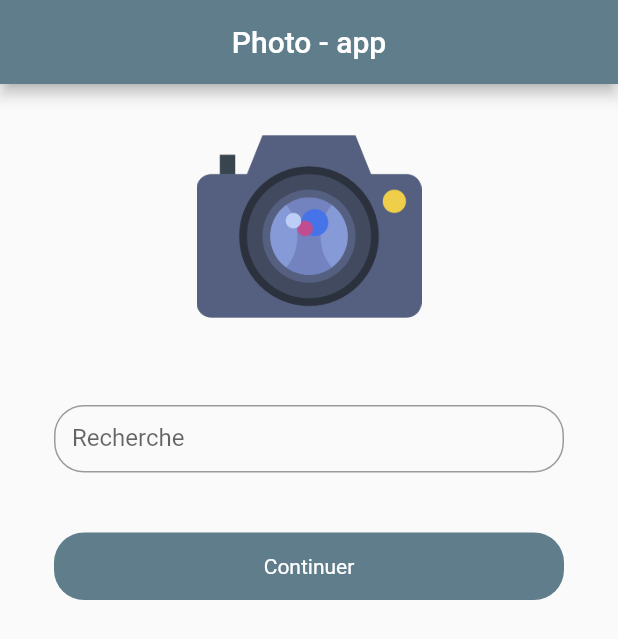
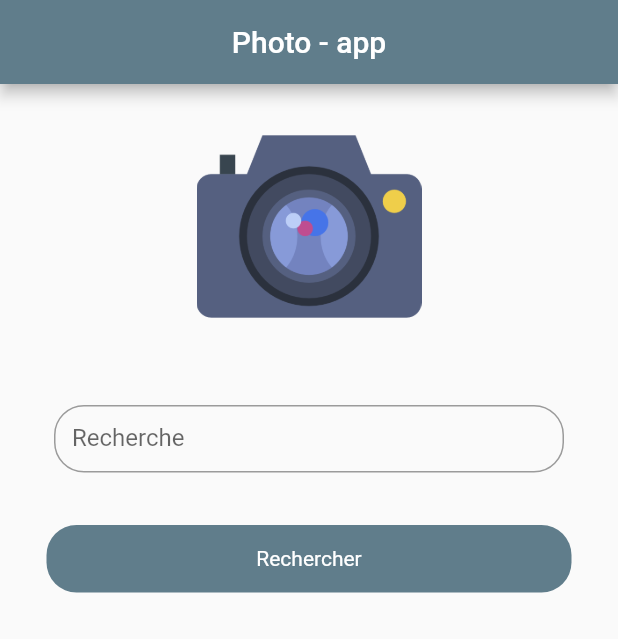
Before and after one commit to Asam237/photo_search, a Flutter app: the Accueil screen opened directly, on a phone screen of 412 x 824 dp. Shown: the top 639 px of the screen. Run offline on Flutter 3.47's test engine with Material 2 defaults, Android fonts, the phone set to English and light mode, and no system bars; Roboto replaces fonts that are missing (Schyler).

```diff
--- a/lib/main.dart
+++ b/lib/main.dart
@@ -7,7 +7,3 @@ void main() => runApp(
   debugShowCheckedModeBanner: false,
   )
 );
-
-class Urls{
-  static const URL_BASE = "https://pixabay.com/api/?key=11484437-f1fcd5e2fc8022a6d746b7022&q=yellow+flowers&image_type=photo&pretty=true";
-}
--- a/lib/screens/accueil.dart
+++ b/lib/screens/accueil.dart
@@ -2,11 +2,13 @@ import 'package:flutter/material.dart';
 import 'package:photo_search/screens/result.dart';
 
 class Accueil extends StatelessWidget {
-  TextEditingController _myController = TextEditingController();
+
+  final myController = TextEditingController();
   @override
   Widget build(BuildContext context) {
     return Scaffold(
       appBar: AppBar(
+
         backgroundColor: Colors.blueGrey,
         title: Text(
           "Photo - app",
@@ -15,7 +17,7 @@ class Accueil extends StatelessWidget {
         centerTitle: true,
       ),
       body: Center(
-        child: Column(
+        child: ListView(
           children: <Widget>[
             Container(
               margin: EdgeInsets.all(20.0),
@@ -30,7 +32,7 @@ class Accueil extends StatelessWidget {
                   height: 45.0,
                   margin: EdgeInsets.all(20.0),
                   child: TextField(
-                    controller: _myController,
+                    controller: myController,
                     decoration: InputDecoration(
                         hintText: "ex: dog",
                         labelText: "Recherche",
@@ -41,7 +43,7 @@ class Accueil extends StatelessWidget {
                   ),
                 ),
                 subtitle: Container(
-                  margin: EdgeInsets.all(20.0),
+                  margin: EdgeInsets.all(15.0),
                   height: 45.0,
                   width: 150.0,
                   child: Material(
@@ -53,12 +55,12 @@ class Accueil extends StatelessWidget {
                             context,
                             MaterialPageRoute(
                                 builder: (context) => MyResult(
-                                      search: _myController.text,
+                                      search: myController.text,
                                     )));
                       },
                       child: Center(
                         child: Text(
-                          "Continuer",
+                          "Rechercher",
                           style: TextStyle(
                               fontFamily: "Schyler", color: Colors.white),
                         ),
--- a/lib/utils/apiServices.dart
+++ b/lib/utils/apiServices.dart
@@ -1,7 +1,6 @@
 import 'dart:convert';
 import 'dart:async';
 import 'package:http/http.dart' as http;
-import 'package:photo_search/main.dart';
 
 class ApiServices {
   static Future<dynamic> _get(String url) async {
@@ -18,6 +17,6 @@ class ApiServices {
   }
 
   static Future<Map> getPicts(String name) async {
-    return _get('${Urls.URL_BASE}');
+    return _get("https://pixabay.com/api/?key=11484437-f1fcd5e2fc8022a6d746b7022&q=$name&image_type=photo&pretty=true");
   }
 }
```
Also changed, not shown: lib/screens/result.dart (+18 -4 lines), 13 other files.
